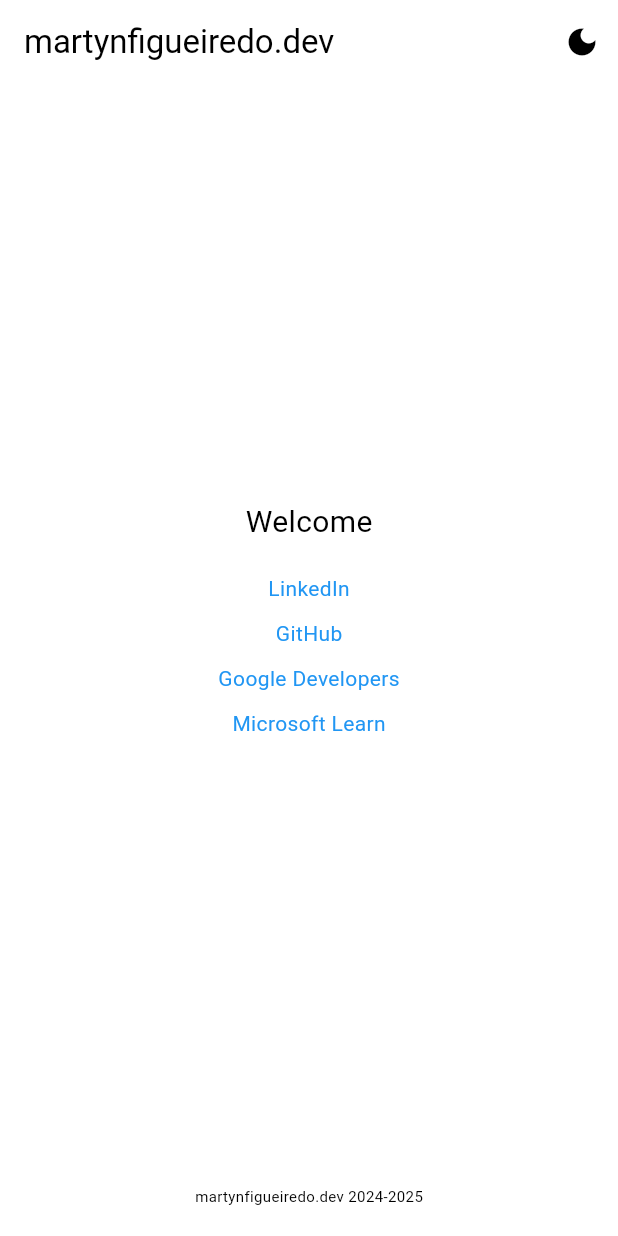
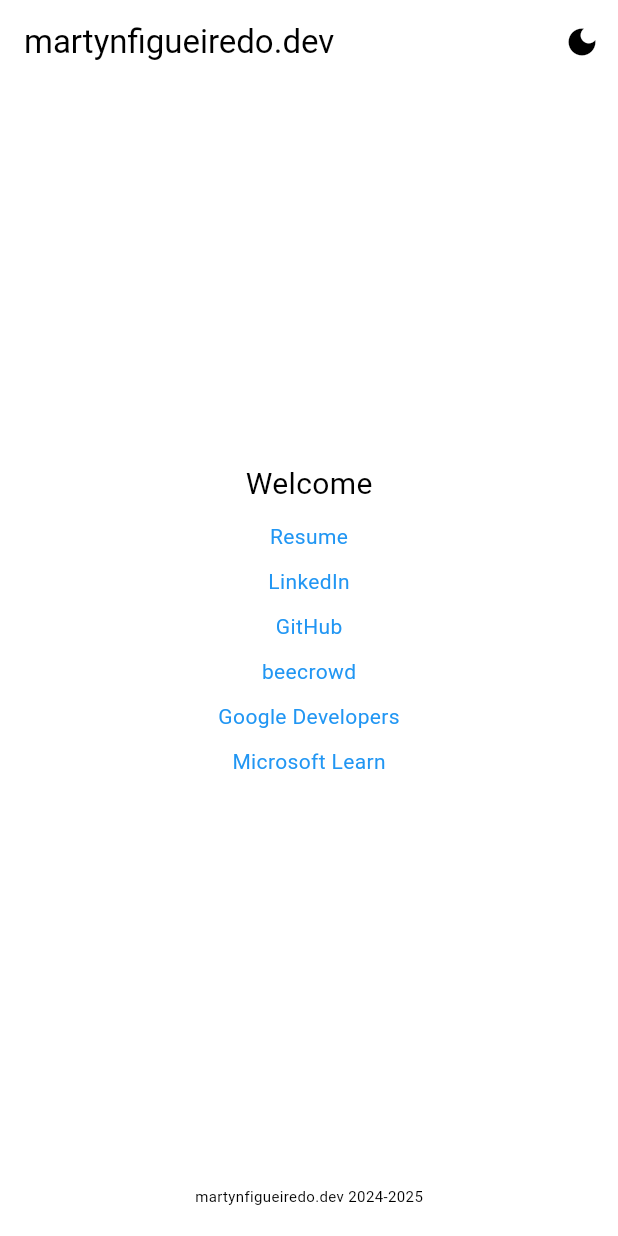
Before and after one commit to martynfigueiredo/martynfigueiredo, a Flutter app: the screen it shows after launch, on a phone screen of 412 x 824 dp. Run offline on Flutter 3.47's test engine with Material 3 defaults, Android fonts, the phone set to English and light mode, and no system bars.

Commit message:
Update service worker version, asset hashes, and enhance social media links in main app

```diff
--- a/lib/main.dart
+++ b/lib/main.dart
@@ -27,11 +27,9 @@ class _MyAppState extends State<MyApp> {
         ).copyWith(
           primary: Colors.black,
           secondary: Colors.blue,
-          background: Colors.white,
           surface: Colors.white,
           onPrimary: Colors.black,
           onSecondary: Colors.white,
-          onBackground: Colors.black,
           onSurface: Colors.black,
         ),
         appBarTheme: AppBarTheme(
@@ -51,11 +49,9 @@ class _MyAppState extends State<MyApp> {
         ).copyWith(
           primary: Colors.white,
           secondary: Colors.white,
-          background: Colors.black,
           surface: Colors.black,
           onPrimary: Colors.white,
           onSecondary: Colors.black,
-          onBackground: Colors.white,
           onSurface: Colors.white,
         ),
         appBarTheme: AppBarTheme(
@@ -114,15 +110,25 @@ class MyHomePage extends StatelessWidget {
               'Welcome',
               style: TextStyle(fontSize: 20),
             ),
-            const SizedBox(height: 20),
+            const SizedBox(height: 10),
+            SocialMediaLink(
+              text: 'Resume',
+              url: 'https://docs.google.com/document/d/1pm2WDLZXQQuIeK_DJAQIEH-t7DPEA6DgsR8d_QK62_g/edit?usp=sharing',
+            ),
+            const SizedBox(height: 10),
             SocialMediaLink(
               text: 'LinkedIn',
-              url: 'https://www.linkedin.com/in/martynfigueiredo/',
+              url: 'www.linkedin.com/in/martyn-figueiredo-663b4b69',
             ),
             const SizedBox(height: 10),
             SocialMediaLink(
               text: 'GitHub',
               url: 'https://github.com/martynfigueiredo',
+            ),
+            const SizedBox(height: 10),
+            SocialMediaLink(
+              text: 'beecrowd',
+              url: 'https://judge.beecrowd.com/en/profile/1085164',
             ),
             const SizedBox(height: 10),
             SocialMediaLink(
@@ -132,7 +138,7 @@ class MyHomePage extends StatelessWidget {
             const SizedBox(height: 10),
             SocialMediaLink(
               text: 'Microsoft Learn',
-              url: 'https://learn.microsoft.com/',
+              url: 'https://learn.microsoft.com/en-us/users/martynfigueiredo/',
             ),
             Spacer(),
             Padding(
```
Also changed, not shown: 3 other files.
